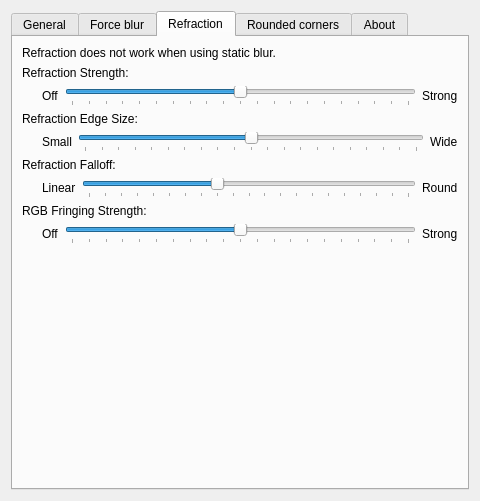
Before: the Qt Designer form src/kcm/blur_config.ui in 4v3ngR/kwin-effects-glass, drawn with Qt 5.
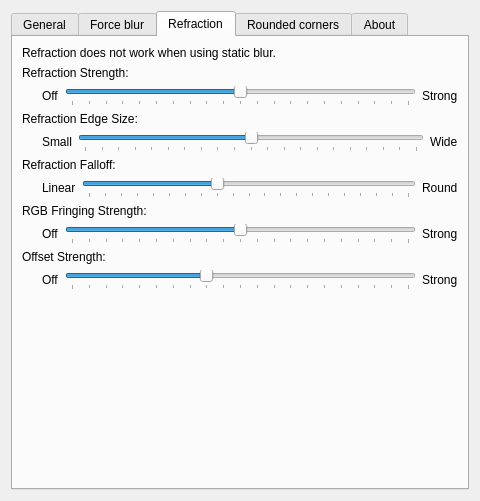
After: the same form once the commit is applied. The open tabs and pages were chosen to show the change. Custom widgets are drawn as their Qt base class.

Commit message: feat: corner refraction offset strength slider

Patch:
```diff
--- a/src/kcm/blur_config.ui
+++ b/src/kcm/blur_config.ui
@@ -894,6 +894,72 @@
          </item>
         </layout>
        </item>
+       <item>
+        <widget class="QLabel" name="labelRefractionOffsetStrength">
+         <property name="text">
+          <string>Offset Strength:</string>
+         </property>
+        </widget>
+       </item>
+       <item>
+        <layout class="QHBoxLayout" name="horizontalLayoutRefractionOffsetStrength">
+         <item>
+          <spacer name="horizontalSpacerRefractionOffsetStrength">
+           <property name="orientation">
+            <enum>Qt::Orientation::Horizontal</enum>
+           </property>
+           <property name="sizeType">
+            <enum>QSizePolicy::Policy::Fixed</enum>
+           </property>
+           <property name="sizeHint" stdset="0">
+            <size>
+             <width>20</width>
+             <height>20</height>
+            </size>
+           </property>
+          </spacer>
+         </item>
+         <item>
+          <widget class="QLabel" name="labelRefractionOffsetStrengthOff">
+           <property name="text">
+            <string>Off</string>
+           </property>
+          </widget>
+         </item>
+         <item>
+          <widget class="QSlider" name="kcfg_RefractionOffsetStrength">
+           <property name="minimum">
+            <number>0</number>
+           </property>
+           <property name="maximum">
+            <number>20</number>
+           </property>
+           <property name="singleStep">
+            <number>1</number>
+           </property>
+           <property name="pageStep">
+            <number>1</number>
+           </property>
+           <property name="value">
+            <number>8</number>
+           </property>
+           <property name="orientation">
+            <enum>Qt::Orientation::Horizontal</enum>
+           </property>
+           <property name="tickPosition">
+            <enum>QSlider::TickPosition::TicksBelow</enum>
+           </property>
+          </widget>
+         </item>
+         <item>
+          <widget class="QLabel" name="labelRefractionOffsetStrengthStrong">
+           <property name="text">
+            <string>Strong</string>
+           </property>
+          </widget>
+         </item>
+        </layout>
+       </item>
        <item>
         <spacer name="verticalSpacer">
          <property name="orientation">
```
The commit also changes 6 other files.
